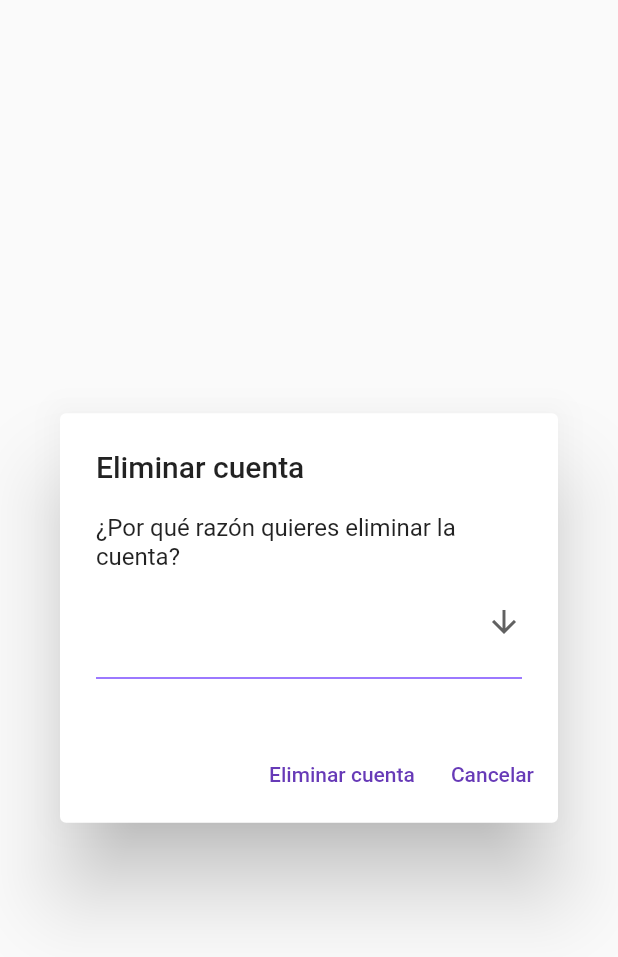
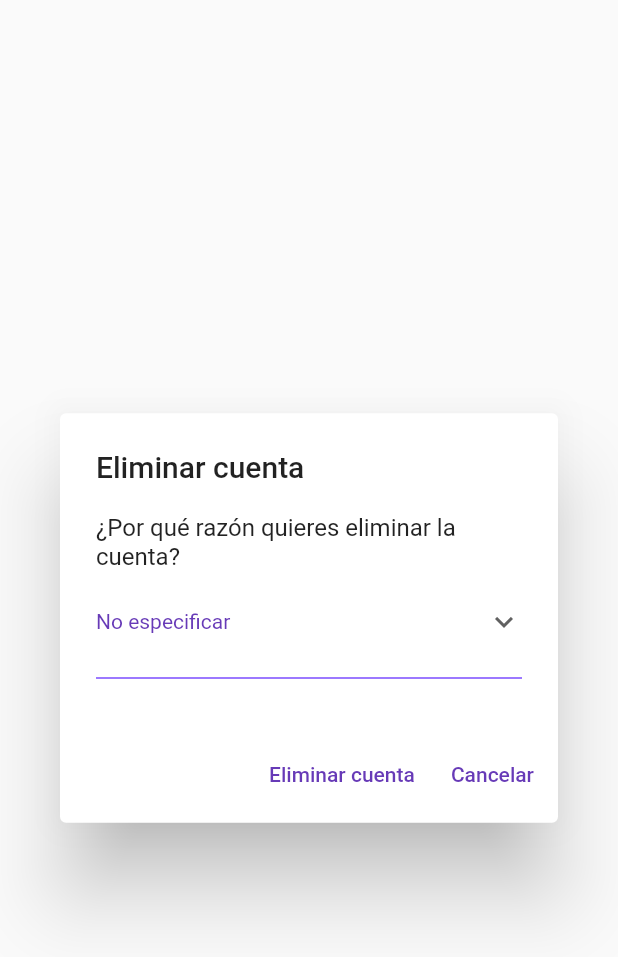
Before and after one commit to jdmac94/CartRecipe, a Flutter app: the RemoveAccount widget shown alone on an empty page, opened directly, on a phone screen of 412 x 824 dp. Shown: the top 957 px of the screen. Run offline on Flutter 3.47's test engine with Material 2 defaults, Android fonts, the phone set to English and light mode, and no system bars; our stand-ins replace dots_indicator, flutter_rating_bar, flutter_speed_dial, google_sign_in, shared_preferences; missing offline and left inert: dart:ffi, flutter_barcode_scanner, flutter_picker, social_share; accounts and stored records are empty.

Commit message:
Remove fix

```diff
--- a/cartrecipe/lib/widgets/perfil/remove_account.dart
+++ b/cartrecipe/lib/widgets/perfil/remove_account.dart
@@ -10,7 +10,7 @@ class RemoveAccount extends StatefulWidget {
   State<RemoveAccount> createState() => _RemoveAccount();
 }
 
-String dropdownValue = 'Duis aute irure dolor in';
+String dropdownValue = 'No especificar';
 
 Future<void> dialogSureRemoveAccount(
     BuildContext context, String dropdownValue) {
@@ -38,7 +38,7 @@ class _RemoveAccount extends State<RemoveAccount> {
               child: DropdownButton<String>(
                 isExpanded: true,
                 value: dropdownValue,
-                icon: const Icon(Icons.arrow_downward),
+                icon: const Icon(Icons.expand_more),
                 iconSize: 24,
                 elevation: 16,
                 style: const TextStyle(color: Colors.deepPurple),
@@ -52,7 +52,7 @@ class _RemoveAccount extends State<RemoveAccount> {
                   });
                 },
                 items: <String>[
-                  '-',
+                  'No especificar',
                   'No me ha gustado la aplicacion',
                   'No me ofrece lo esperado',
                   'Existencia de aplicaciones mejores'
```
